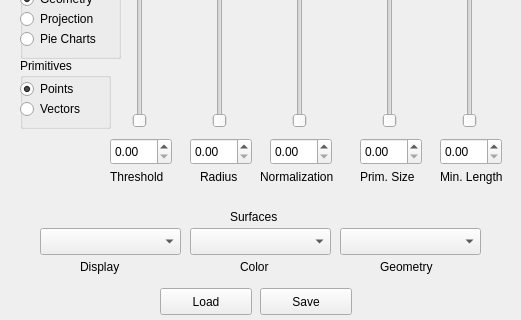
First picture: the form in glypheditor.ui, repository NeuroanatomyAndConnectivity/vidview, before the edit; both pictures show x 0 to 521 and y 432 to 752 of the 521 by 752 pixel window.
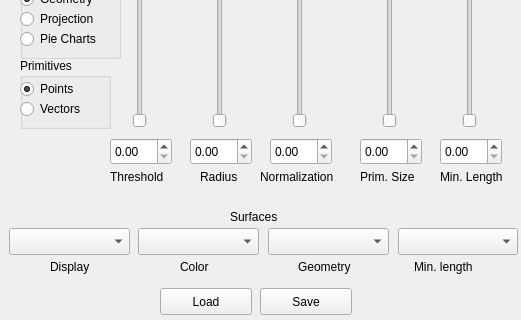
Second picture: the form after the edit. Custom widgets are drawn as their Qt base class.

The edit to the form file:
```diff
--- a/glypheditor.ui
+++ b/glypheditor.ui
@@ -297,9 +297,9 @@
   <widget class="QComboBox" name="colorBox">
    <property name="geometry">
     <rect>
-     <x>190</x>
+     <x>138</x>
      <y>660</y>
-     <width>141</width>
+     <width>121</width>
      <height>27</height>
     </rect>
    </property>
@@ -307,9 +307,9 @@
   <widget class="QComboBox" name="displayBox">
    <property name="geometry">
     <rect>
-     <x>40</x>
+     <x>9</x>
      <y>660</y>
-     <width>141</width>
+     <width>121</width>
      <height>27</height>
     </rect>
    </property>
@@ -317,9 +317,9 @@
   <widget class="QComboBox" name="geoBox">
    <property name="geometry">
     <rect>
-     <x>340</x>
+     <x>268</x>
      <y>660</y>
-     <width>141</width>
+     <width>121</width>
      <height>27</height>
     </rect>
    </property>
@@ -327,7 +327,7 @@
   <widget class="QLabel" name="label_5">
    <property name="geometry">
     <rect>
-     <x>80</x>
+     <x>50</x>
      <y>690</y>
      <width>51</width>
      <height>17</height>
@@ -340,7 +340,7 @@
   <widget class="QLabel" name="label_6">
    <property name="geometry">
     <rect>
-     <x>240</x>
+     <x>180</x>
      <y>690</y>
      <width>41</width>
      <height>17</height>
@@ -353,7 +353,7 @@
   <widget class="QLabel" name="label_7">
    <property name="geometry">
     <rect>
-     <x>380</x>
+     <x>298</x>
      <y>690</y>
      <width>67</width>
      <height>17</height>
@@ -469,6 +469,29 @@
     <enum>Qt::Vertical</enum>
    </property>
   </widget>
+  <widget class="QComboBox" name="minlengthPickBox">
+   <property name="geometry">
+    <rect>
+     <x>398</x>
+     <y>660</y>
+     <width>120</width>
+     <height>27</height>
+    </rect>
+   </property>
+  </widget>
+  <widget class="QLabel" name="label_10">
+   <property name="geometry">
+    <rect>
+     <x>414</x>
+     <y>690</y>
+     <width>81</width>
+     <height>17</height>
+    </rect>
+   </property>
+   <property name="text">
+    <string>Min. length</string>
+   </property>
+  </widget>
  </widget>
  <customwidgets>
   <customwidget>
```
